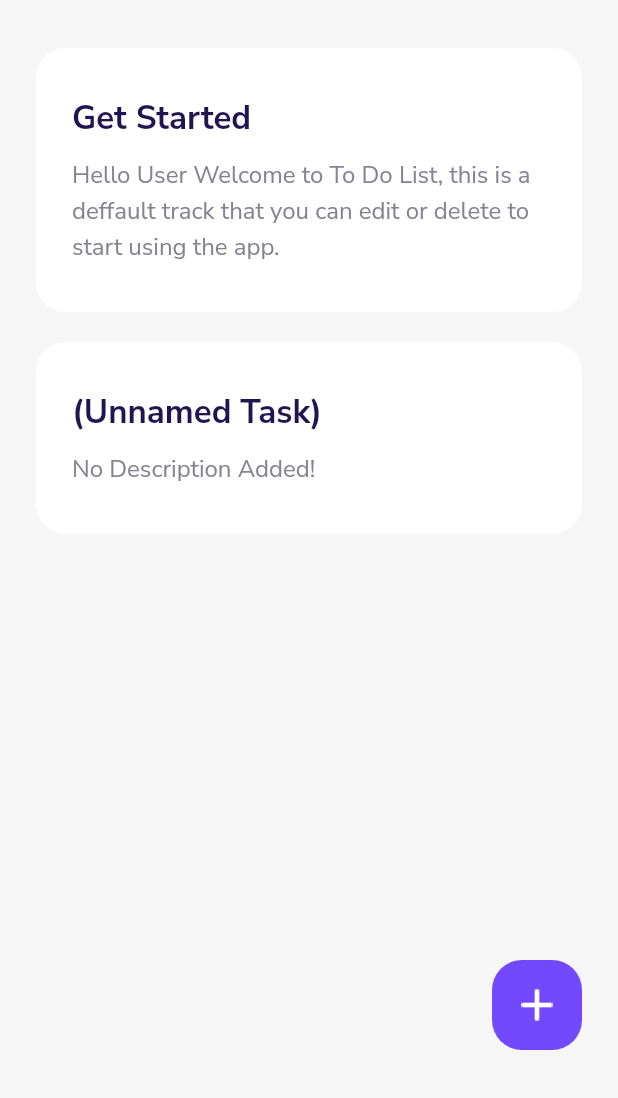
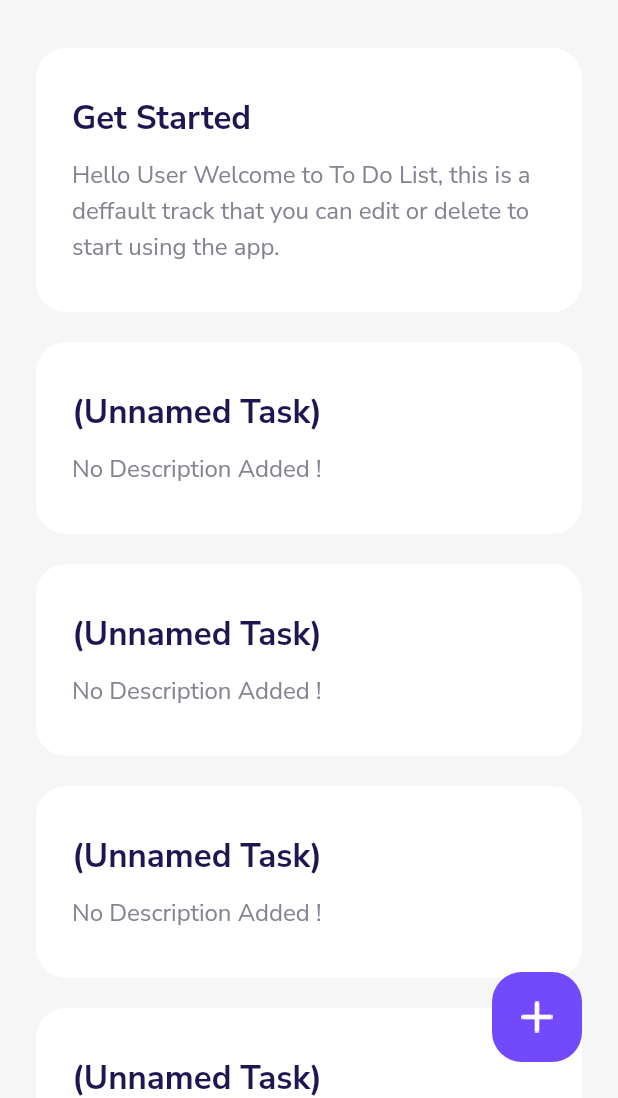
Before and after one commit to dadaxon0019/ToDoList2, a Flutter app: the screen it shows after launch, on a phone screen of 412 x 824 dp, the part 138-1236 px from its top. Run offline on Flutter 3.47's test engine with Material 2 defaults, Android fonts, the phone set to English and light mode, and no system bars; our stand-ins replace google_fonts.

```diff
--- a/lib/screens/homepage.dart
+++ b/lib/screens/homepage.dart
@@ -1,4 +1,5 @@
 import 'package:flutter/material.dart';
+import 'package:flutter_application_1/screens/taskpage.dart';
 import 'package:flutter_application_1/widgets.dart';
 
 class HomePage extends StatefulWidget {
@@ -16,7 +17,7 @@ class _HomePageState extends State<HomePage> {
       body: SafeArea(
           child: Container(
         width: double.infinity,
-        padding: EdgeInsets.symmetric(horizontal: 24, vertical: 32),
+        padding: EdgeInsets.symmetric(horizontal: 24),
         color: Color(0XFFF6F6F6),
         child: Stack(
           children: [
@@ -24,18 +25,34 @@ class _HomePageState extends State<HomePage> {
               crossAxisAlignment: CrossAxisAlignment.start,
               children: [
                 Container(
-                    margin: EdgeInsets.only(bottom: 32),
+                    margin: EdgeInsets.only(bottom: 32, top: 32),
                     child: Image(image: AssetImage('assets/images/logo.png'))),
+                Expanded(
+                  child: ListView(
+                    children: [
                       TaskCardWidget(
                           title: 'Get Started',
                           discription:
                               'Hello User Welcome to To Do List, this is a deffault track that you can edit or delete to start using the app.'),
                       TaskCardWidget(),
+                      TaskCardWidget(),
+                      TaskCardWidget(),
+                      TaskCardWidget(),
+                    ],
+                  ),
+                )
               ],
             ),
             Positioned(
-              bottom: 0,
+              bottom: 24,
               right: 0,
+              child: GestureDetector(
+                onTap: () {
+                  Navigator.push(
+                    context,
+                    MaterialPageRoute(builder: (context) => TaskPage()),
+                  );
+                },
                 child: Container(
                   width: 60,
                   height: 60,
@@ -44,6 +61,7 @@ class _HomePageState extends State<HomePage> {
                       borderRadius: BorderRadius.circular(20)),
                   child: Image(image: AssetImage('assets/images/add_icon.png')),
                 ),
+              ),
             )
           ],
         ),
--- a/lib/widgets.dart
+++ b/lib/widgets.dart
@@ -30,7 +30,7 @@ class TaskCardWidget extends StatelessWidget {
           Padding(
             padding: EdgeInsets.only(top: 10),
             child: Text(
-              discription ?? ('No Description Added!'),
+              discription ?? ('No Description Added !'),
               style: TextStyle(
                   fontSize: 16, color: Color(0xFF868290), height: 1.5),
             ),
```
Also changed, not shown: lib/screens/taskpage.dart (added, +21 -0 lines). Lines whose indentation alone changed are shown as unchanged.
